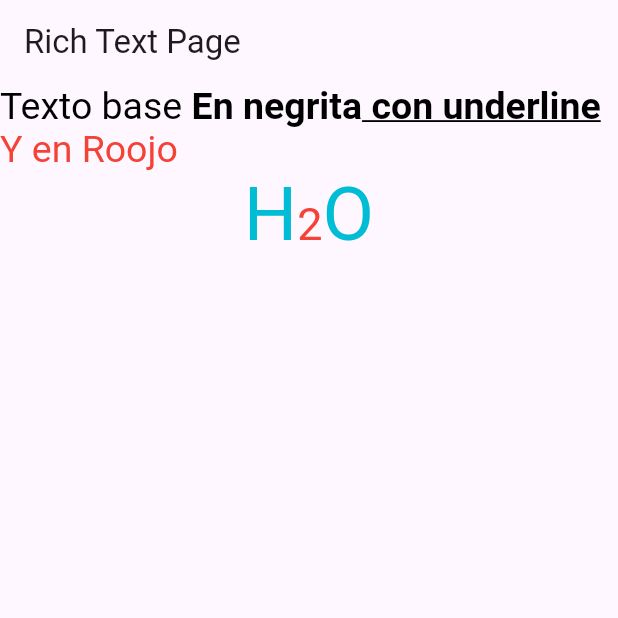
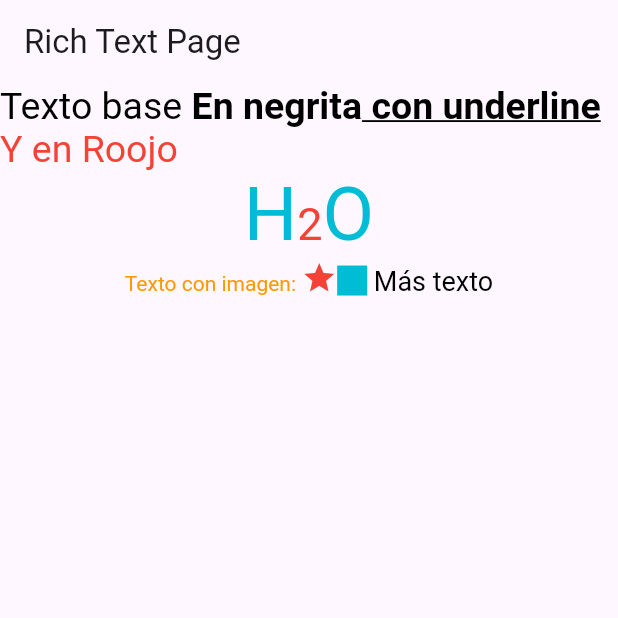
Before and after one commit to fr4nsgallegos/imcappg12, a Flutter app: the screen it shows after launch, on a phone screen of 412 x 824 dp, the top half of it. Run offline on Flutter 3.47's test engine with Material 3 defaults, Android fonts, the phone set to English and light mode, and no system bars.

Commit message:
widgetspan

```diff
--- a/lib/pages/richtext_page.dart
+++ b/lib/pages/richtext_page.dart
@@ -48,6 +48,23 @@ class RichtextPage extends StatelessWidget {
                 ],
               ),
             ),
+            // texto con imganges
+            RichText(
+              text: TextSpan(
+                style: TextStyle(color: Colors.orange),
+                children: [
+                  TextSpan(text: "Texto con imagen: "),
+                  WidgetSpan(child: Icon(Icons.star, color: Colors.red)),
+                  WidgetSpan(
+                    child: Container(width: 20, height: 20, color: Colors.cyan),
+                  ),
+                  TextSpan(
+                    text: " Más texto",
+                    style: TextStyle(color: Colors.black, fontSize: 18),
+                  ),
+                ],
+              ),
+            ),
           ],
         ),
       ),
```
